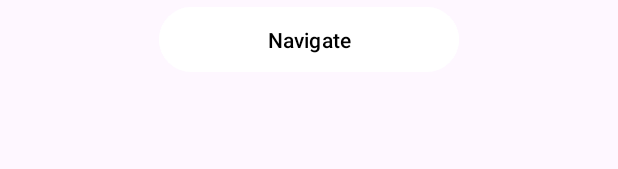
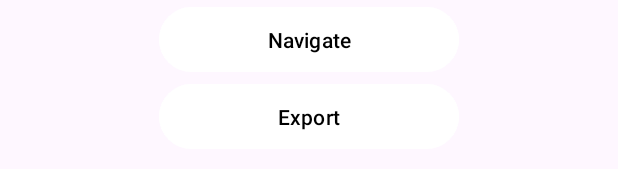
Before and after one commit to nzhan2/cs465-UI-you-see, an Android app: the layout route_details_popup.xml on its own in the app's theme, with its tools: preview values and no code run, on a phone screen of 412 x 824 dp. Shown: the part 291-460 px from the top of the screen. Run offline under Robolectric (Android 15) with nearby library versions, the phone set to English and light mode, and no system bars.

Commit message:
added export function from route info page

```diff
--- a/app/src/main/res/layout/route_details_popup.xml
+++ b/app/src/main/res/layout/route_details_popup.xml
@@ -76,4 +76,15 @@
         android:elevation="6dp"
         android:padding="12dp"/>
 
+    <Button
+        android:id="@+id/popupExportButton"
+        android:layout_width="200dp"
+        android:layout_height="wrap_content"
+        android:text="Export"
+        android:textColor="@android:color/black"
+        android:backgroundTint="@color/white"
+        android:layout_gravity="center_horizontal"
+        android:elevation="6dp"
+        android:padding="12dp"/>
+
 </LinearLayout>
--- a/app/src/main/res/xml/file_paths.xml
+++ b/app/src/main/res/xml/file_paths.xml
@@ -1,6 +1,6 @@
 <?xml version="1.0" encoding="utf-8"?>
 <paths xmlns:android="http://schemas.android.com/apk/res/android">
-    <cache-path
-        name="cache"
+    <external-files-path
+        name="external_files"
         path="." />
 </paths>
```
Also changed, not shown: app/src/main/java/com/example/cs465/RouteGeneratorActivity.java (+69 -0 lines), app/src/main/java/com/example/cs465/SavedRouteAdapter.java (+6 -1 lines).
